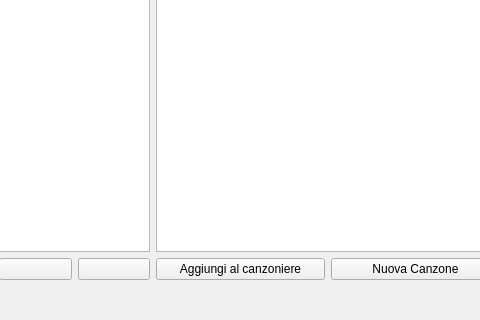
Before: the Qt Designer form ui/interface.ui in robol/songbook-editor, drawn with Qt 5; both pictures show x 116 to 596 and y 280 to 600 of the 804 by 600 pixel window.
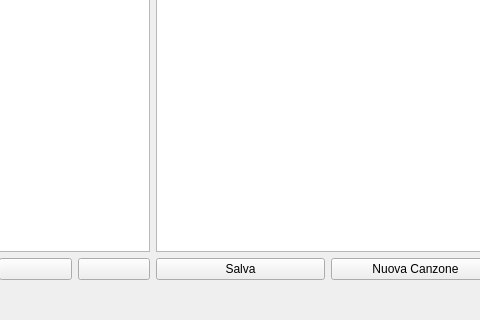
After: the same form once the commit is applied. Icons and pictures are not drawn.

```diff
--- a/ui/interface.ui
+++ b/ui/interface.ui
@@ -208,7 +208,7 @@
           </sizepolicy>
          </property>
          <property name="text">
-          <string>Aggiungi al canzoniere</string>
+          <string>Salva</string>
          </property>
         </widget>
        </item>
```
Left out of the diff: 2 changed lines with no effect on the pictures.
